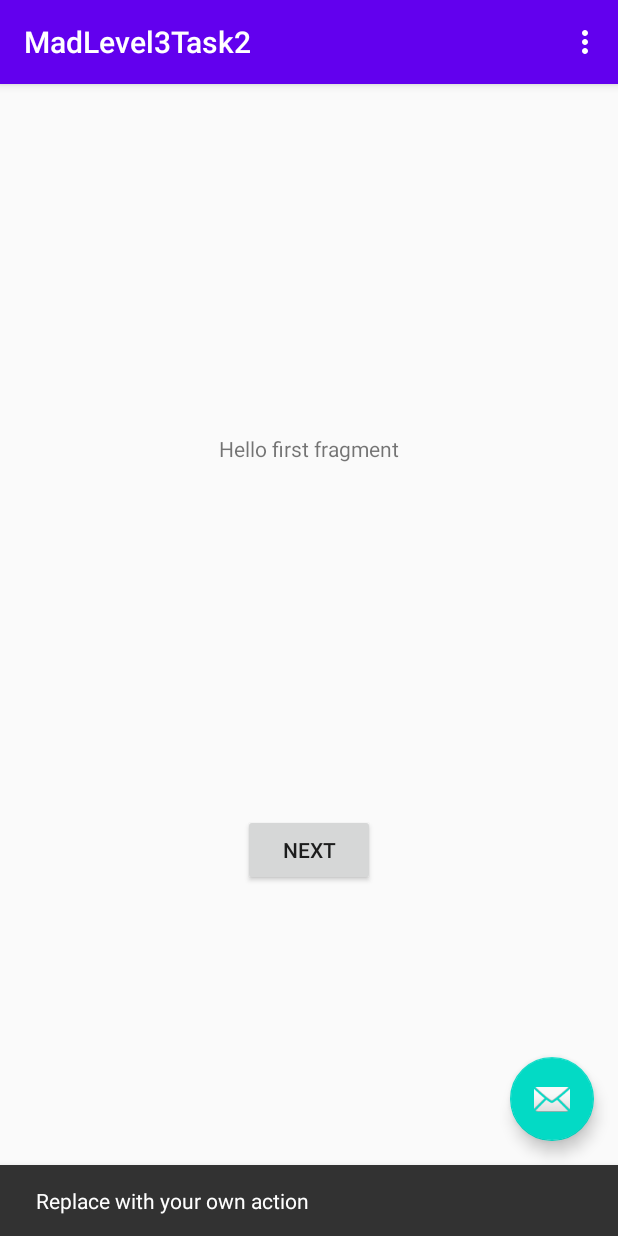
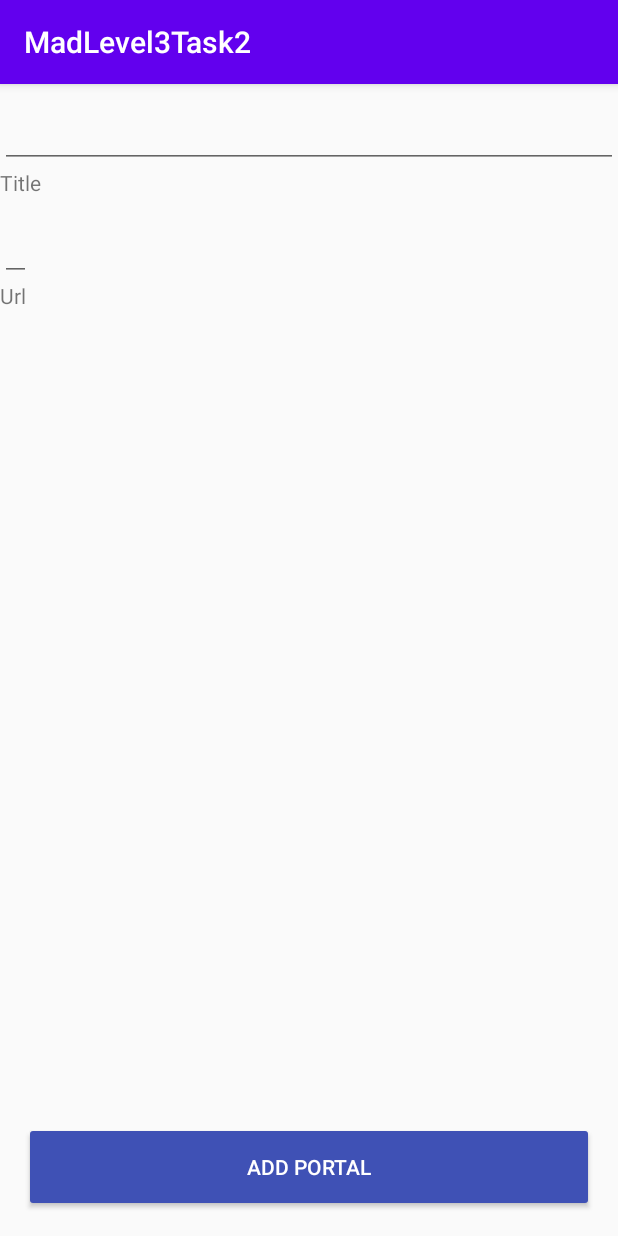
Before and after one commit to KaivandenBroek/MadLevel3Task2, an Android app: the screen it shows after launch (MainActivity), after a tap on an icon or button, on a phone screen of 412 x 824 dp. Run offline under Robolectric (Android 15) with nearby library versions, the phone set to English and light mode, and no system bars.

Commit message:
editText label is hard apparently

```diff
--- a/app/src/main/java/com/example/madlevel3task2/FirstFragment.kt
+++ b/app/src/main/java/com/example/madlevel3task2/AddPortalFragment.kt
@@ -9,23 +9,20 @@ import android.widget.Button
 import androidx.navigation.fragment.findNavController
 
 /**
- * A simple [Fragment] subclass as the default destination in the navigation.
+ * A simple [Fragment] subclass as the second destination in the navigation.
  */
-class FirstFragment : Fragment() {
+class AddPortalFragment : Fragment() {
 
     override fun onCreateView(
             inflater: LayoutInflater, container: ViewGroup?,
             savedInstanceState: Bundle?
     ): View? {
         // Inflate the layout for this fragment
-        return inflater.inflate(R.layout.fragment_first, container, false)
+        return inflater.inflate(R.layout.fragment_add_portal, container, false)
     }
 
     override fun onViewCreated(view: View, savedInstanceState: Bundle?) {
         super.onViewCreated(view, savedInstanceState)
 
-        view.findViewById<Button>(R.id.button_first).setOnClickListener {
-            findNavController().navigate(R.id.action_FirstFragment_to_SecondFragment)
-        }
     }
 }
--- a/app/src/main/java/com/example/madlevel3task2/MainActivity.kt
+++ b/app/src/main/java/com/example/madlevel3task2/MainActivity.kt
@@ -6,33 +6,39 @@ import com.google.android.material.snackbar.Snackbar
 import androidx.appcompat.app.AppCompatActivity
 import android.view.Menu
 import android.view.MenuItem
+import androidx.navigation.NavController
+import androidx.navigation.findNavController
+import kotlinx.android.synthetic.main.activity_main.*
 
 class MainActivity : AppCompatActivity() {
+
+    private lateinit var navController: NavController
 
     override fun onCreate(savedInstanceState: Bundle?) {
         super.onCreate(savedInstanceState)
         setContentView(R.layout.activity_main)
         setSupportActionBar(findViewById(R.id.toolbar))
 
-        findViewById<FloatingActionButton>(R.id.fab).setOnClickListener { view ->
-            Snackbar.make(view, "Replace with your own action", Snackbar.LENGTH_LONG)
-                    .setAction("Action", null).show()
+        navController = findNavController(R.id.nav_host_fragment)
+
+        fab.setOnClickListener {
+            navController.navigate(
+                R.id.action_portalsFragment_to_addPortalFragment
+            )
+        }
+        fabToggler()
+    }
+
+    // from the example
+    private fun fabToggler() {
+        navController.addOnDestinationChangedListener { _,       destination, _ ->
+            if (destination.id in arrayOf(R.id.addPortalFragment)) {
+                fab.hide()
+            } else {
+                fab.show()
+            }
         }
     }
 
-    override fun onCreateOptionsMenu(menu: Menu): Boolean {
-        // Inflate the menu; this adds items to the action bar if it is present.
-        menuInflater.inflate(R.menu.menu_main, menu)
-        return true
-    }
 
-    override fun onOptionsItemSelected(item: MenuItem): Boolean {
-        // Handle action bar item clicks here. The action bar will
-        // automatically handle clicks on the Home/Up button, so long
-        // as you specify a parent activity in AndroidManifest.xml.
-        return when (item.itemId) {
-            R.id.action_settings -> true
-            else -> super.onOptionsItemSelected(item)
-        }
-    }
 }
--- a/app/src/main/java/com/example/madlevel3task2/SecondFragment.kt
+++ b/app/src/main/java/com/example/madlevel3task2/PortalsFragment.kt
@@ -9,23 +9,20 @@ import android.widget.Button
 import androidx.navigation.fragment.findNavController
 
 /**
- * A simple [Fragment] subclass as the second destination in the navigation.
+ * A simple [Fragment] subclass as the default destination in the navigation.
  */
-class SecondFragment : Fragment() {
+class PortalsFragment : Fragment() {
 
     override fun onCreateView(
             inflater: LayoutInflater, container: ViewGroup?,
             savedInstanceState: Bundle?
     ): View? {
         // Inflate the layout for this fragment
-        return inflater.inflate(R.layout.fragment_second, container, false)
+        return inflater.inflate(R.layout.fragment_portals, container, false)
     }
 
     override fun onViewCreated(view: View, savedInstanceState: Bundle?) {
         super.onViewCreated(view, savedInstanceState)
 
-        view.findViewById<Button>(R.id.button_second).setOnClickListener {
-            findNavController().navigate(R.id.action_SecondFragment_to_FirstFragment)
-        }
     }
 }
--- a/app/src/main/res/layout/activity_main.xml
+++ b/app/src/main/res/layout/activity_main.xml
@@ -28,6 +28,8 @@
         android:layout_height="wrap_content"
         android:layout_gravity="bottom|end"
         android:layout_margin="@dimen/fab_margin"
-        app:srcCompat="@android:drawable/ic_dialog_email" />
+        android:backgroundTint="#000000"
+        android:tint="@color/cardview_light_background"
+        app:srcCompat="@android:drawable/ic_input_add" />
 
 </androidx.coordinatorlayout.widget.CoordinatorLayout>
--- /dev/null
+++ b/app/src/main/res/layout/fragment_add_portal.xml
@@ -0,0 +1,70 @@
+<?xml version="1.0" encoding="utf-8"?>
+<androidx.constraintlayout.widget.ConstraintLayout xmlns:android="http://schemas.android.com/apk/res/android"
+    xmlns:app="http://schemas.android.com/apk/res-auto"
+    xmlns:tools="http://schemas.android.com/tools"
+    android:layout_width="match_parent"
+    android:layout_height="match_parent"
+    android:foregroundTint="#FFFFFF"
+    tools:context=".AddPortalFragment">
+
+    <Button
+        android:id="@+id/button_second"
+        android:layout_width="0dp"
+        android:layout_height="60dp"
+        android:layout_marginStart="16dp"
+        android:layout_marginEnd="16dp"
+        android:layout_marginBottom="16dp"
+        android:backgroundTint="#3F51B5"
+        android:text="@string/add_portal"
+        android:textColor="#FFFFFF"
+        app:layout_constraintBottom_toBottomOf="parent"
+        app:layout_constraintEnd_toEndOf="parent"
+        app:layout_constraintHorizontal_bias="0.532"
+        app:layout_constraintStart_toStartOf="parent" />
+
+    <com.google.android.material.textfield.TextInputLayout
+        android:id="@+id/tf_title"
+        android:layout_width="match_parent"
+        android:layout_height="wrap_content"
+        android:orientation="vertical"
+
+        app:layout_constraintTop_toTopOf="parent"
+        tools:layout_editor_absoluteX="0dp">
+
+        <TextView
+            android:id="@+id/textView"
+            android:layout_width="wrap_content"
+            android:layout_height="wrap_content"
+            android:layout_weight="1"
+            android:text="@string/hint_title"
+            android:labelFor="@id/textView"/>
+
+        <com.google.android.material.textfield.TextInputEditText
+            android:layout_width="match_parent"
+            android:layout_height="wrap_content"
+            android:inputType="text" />
+    </com.google.android.material.textfield.TextInputLayout>
+
+    <com.google.android.material.textfield.TextInputLayout
+        android:id="@+id/tf_url"
+        android:layout_width="match_parent"
+        android:layout_height="wrap_content"
+        android:orientation="vertical"
+        app:layout_constraintTop_toBottomOf="@+id/tf_title" >
+
+        <TextView
+            android:id="@+id/textView2"
+            android:layout_width="match_parent"
+            android:layout_height="wrap_content"
+            android:layout_weight="1"
+            android:text="@string/hint_url"
+            android:labelFor="@id/textView2"/>
+
+        <com.google.android.material.textfield.TextInputEditText
+            android:layout_width="wrap_content"
+            android:layout_height="wrap_content"
+            android:inputType="text" />
+    </com.google.android.material.textfield.TextInputLayout>
+
+
+</androidx.constraintlayout.widget.ConstraintLayout>
--- a/app/src/main/res/layout/fragment_first.xml
+++ /dev/null
@@ -1,28 +0,0 @@
-<?xml version="1.0" encoding="utf-8"?>
-<androidx.constraintlayout.widget.ConstraintLayout xmlns:android="http://schemas.android.com/apk/res/android"
-    xmlns:app="http://schemas.android.com/apk/res-auto"
-    xmlns:tools="http://schemas.android.com/tools"
-    android:layout_width="match_parent"
-    android:layout_height="match_parent"
-    tools:context=".FirstFragment">
-
-    <TextView
-        android:id="@+id/textview_first"
-        android:layout_width="wrap_content"
-        android:layout_height="wrap_content"
-        android:text="@string/hello_first_fragment"
-        app:layout_constraintBottom_toTopOf="@id/button_first"
-        app:layout_constraintEnd_toEndOf="parent"
-        app:layout_constraintStart_toStartOf="parent"
-        app:layout_constraintTop_toTopOf="parent" />
-
-    <Button
-        android:id="@+id/button_first"
-        android:layout_width="wrap_content"
-        android:layout_height="wrap_content"
-        android:text="@string/next"
-        app:layout_constraintBottom_toBottomOf="parent"
-        app:layout_constraintEnd_toEndOf="parent"
-        app:layout_constraintStart_toStartOf="parent"
-        app:layout_constraintTop_toBottomOf="@id/textview_first" />
-</androidx.constraintlayout.widget.ConstraintLayout>
--- a/app/src/main/res/navigation/nav_graph.xml
+++ b/app/src/main/res/navigation/nav_graph.xml
@@ -3,26 +3,23 @@
     xmlns:app="http://schemas.android.com/apk/res-auto"
     xmlns:tools="http://schemas.android.com/tools"
     android:id="@+id/nav_graph"
-    app:startDestination="@id/FirstFragment">
-
+    app:startDestination="@id/portalsFragment">
     <fragment
-        android:id="@+id/FirstFragment"
-        android:name="com.example.madlevel3task2.FirstFragment"
-        android:label="@string/first_fragment_label"
-        tools:layout="@layout/fragment_first">
-
+        android:id="@+id/portalsFragment"
+        android:name="com.example.madlevel3task2.PortalsFragment"
+        android:label="fragment_portals"
+        tools:layout="@layout/fragment_portals" >
         <action
-            android:id="@+id/action_FirstFragment_to_SecondFragment"
-            app:destination="@id/SecondFragment" />
+            android:id="@+id/action_portalsFragment_to_addPortalFragment"
+            app:destination="@id/addPortalFragment" />
     </fragment>
     <fragment
-        android:id="@+id/SecondFragment"
-        android:name="com.example.madlevel3task2.SecondFragment"
-        android:label="@string/second_fragment_label"
-        tools:layout="@layout/fragment_second">
-
+        android:id="@+id/addPortalFragment"
+        android:name="com.example.madlevel3task2.AddPortalFragment"
+        android:label="fragment_add_portal"
+        tools:layout="@layout/fragment_add_portal" >
         <action
-            android:id="@+id/action_SecondFragment_to_FirstFragment"
-            app:destination="@id/FirstFragment" />
+            android:id="@+id/action_addPortalFragment_to_portalsFragment"
+            app:destination="@id/portalsFragment" />
     </fragment>
 </navigation>
--- a/app/src/main/res/values/strings.xml
+++ b/app/src/main/res/values/strings.xml
@@ -1,12 +1,11 @@
 <resources>
     <string name="app_name">MadLevel3Task2</string>
     <string name="action_settings">Settings</string>
-    <!-- Strings used for fragments for navigation -->
     <string name="first_fragment_label">First Fragment</string>
     <string name="second_fragment_label">Second Fragment</string>
-    <string name="next">Next</string>
-    <string name="previous">Previous</string>
-
+    <string name="hint_title">Title</string>
+    <string name="add_portal">ADD PORTAL</string>
+    <string name="hint_url">Url</string>
     <string name="hello_first_fragment">Hello first fragment</string>
     <string name="hello_second_fragment">Hello second fragment. Arg: %1$s</string>
 </resources>
```
Also changed, not shown: app/src/main/res/layout/fragment_portals.xml (added, +18 -0 lines), app/src/main/res/layout/fragment_second.xml (deleted, +0 -27 lines), app/src/main/res/layout/item_portal.xml (added, +19 -0 lines).
